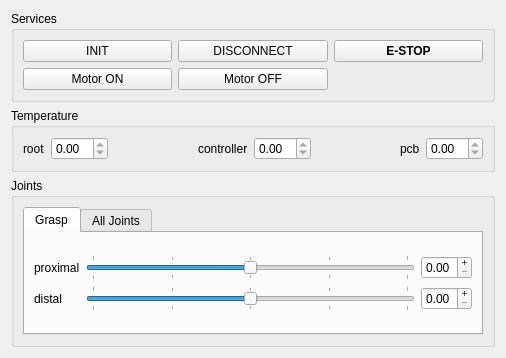
The window that resource/ui/SchunkJoints.ui (christian-rauch/schunk_ui) describes before a commit, drawn with Qt 5.
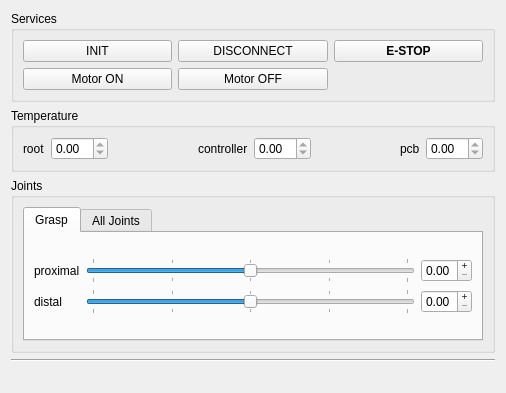
The same window after the commit.

Commit message: show status messages from servic calls

Patch:
```diff
--- a/resource/ui/SchunkJoints.ui
+++ b/resource/ui/SchunkJoints.ui
@@ -7,7 +7,7 @@
     <x>0</x>
     <y>0</y>
     <width>506</width>
-    <height>358</height>
+    <height>393</height>
    </rect>
   </property>
   <property name="windowTitle">
@@ -276,6 +276,20 @@
      </layout>
     </widget>
    </item>
+   <item>
+    <widget class="Line" name="line">
+     <property name="orientation">
+      <enum>Qt::Horizontal</enum>
+     </property>
+    </widget>
+   </item>
+   <item>
+    <widget class="QLabel" name="status_message">
+     <property name="frameShadow">
+      <enum>QFrame::Raised</enum>
+     </property>
+    </widget>
+   </item>
   </layout>
  </widget>
  <resources/>
```
The commit also changes 1 other file.
